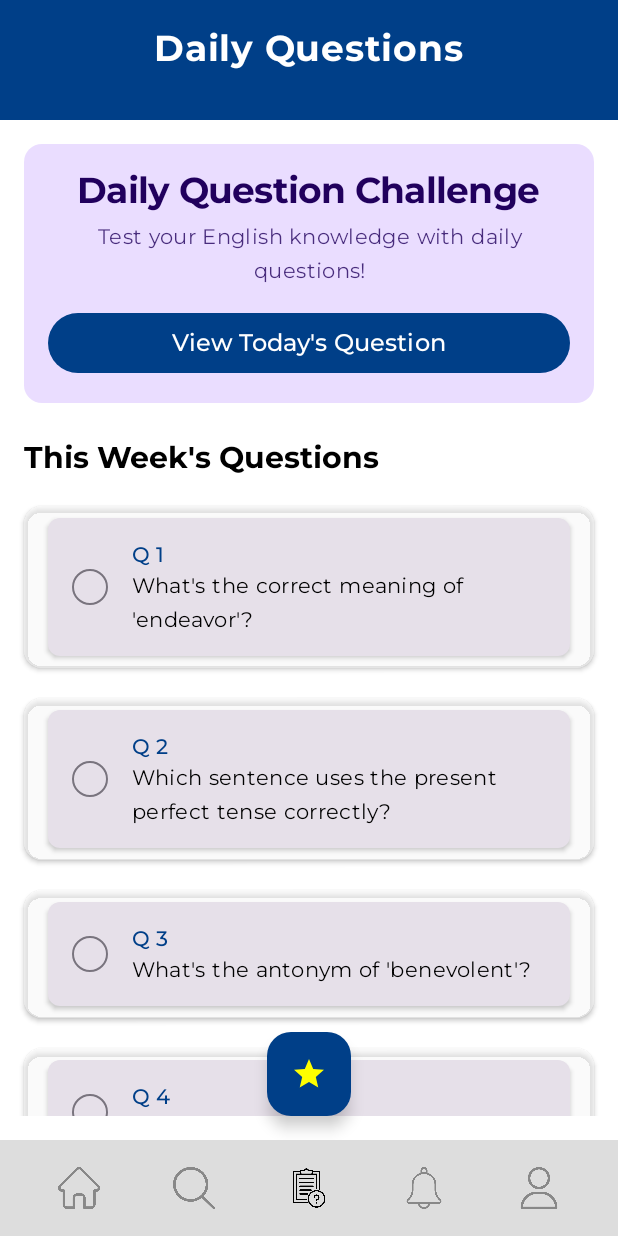
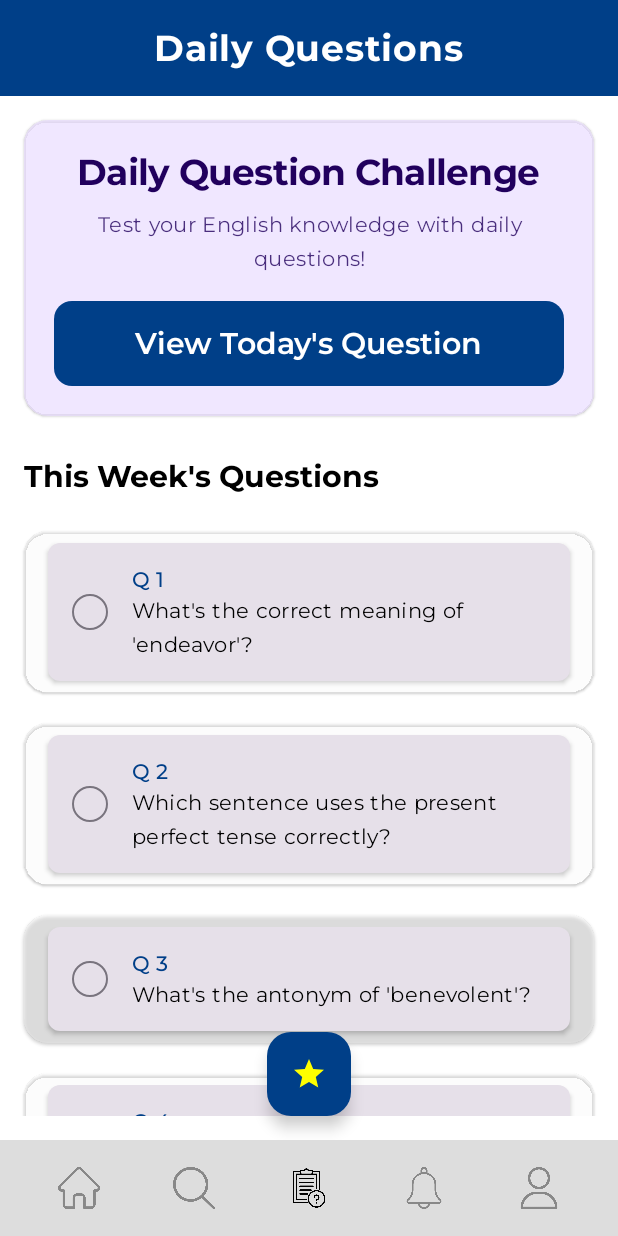
Before and after one commit to Criezzz/TheEnglishForum, an Android app built with Jetpack Compose: the DailyQuestionScreen screen opened through its navigation route, on a phone screen of 412 x 824 dp. Run offline under Robolectric (Android 15) with nearby library versions, the phone set to English and light mode, and no system bars.

Commit message:
UI fixes

```diff
--- a/app/src/main/java/com/example/hellothegioi/data/repository/ExamplePost.kt
+++ b/app/src/main/java/com/example/hellothegioi/data/repository/ExamplePost.kt
@@ -42,6 +42,7 @@ object ExamplePost {
             avatar = R.drawable.ic_user_avatar,
             ownerName = "John Doe",
             postTimeMillis = System.currentTimeMillis() - 3600 * 1000 * 1,
+            title = "Learning Methods",
             text = "Mọi người thích học qua phim hay nhạc hơn?",
             isDraft = false,
             likes = 5
@@ -63,7 +64,7 @@ object ExamplePost {
             avatar = R.drawable.ic_user_avatar,
             ownerName = "Davit",
             postTimeMillis = System.currentTimeMillis() - 3600 * 1000 * 4,
-            title = "Today's question!",
+            title = "Riddle Time",
             text = "What can you never see but is constantly right in front of you?",
             isDraft = false,
             likes = 2
@@ -72,6 +73,7 @@ object ExamplePost {
             avatar = R.drawable.ic_user_avatar,
             ownerName = "Trần Công",
             postTimeMillis = System.currentTimeMillis() - 3600 * 1000 * 4,
+            title = "Looking for English Centers",
             text = "Mọi người cho mình hỏi 1 số trung tâm tiếng anh uy tín với ạ!",
             image = R.drawable.image_test,
             isDraft = false,
@@ -90,6 +92,7 @@ object ExamplePost {
             avatar = R.drawable.ic_user_avatar,
             ownerName = "Michael",
             postTimeMillis = System.currentTimeMillis() - 3600 * 1000 * 4,
+            title = "Motivation Needed",
             text = "I am lazy to learn English",
             image = R.drawable.image_test,
             isDraft = false,
--- a/app/src/main/java/com/example/hellothegioi/ui/screens/CFInstructor.kt
+++ b/app/src/main/java/com/example/hellothegioi/ui/screens/CFInstructor.kt
@@ -96,8 +96,7 @@ fun CFInstructor(onNavigateToLogin: () -> Unit) {
                         containerColor = MaterialTheme.colorScheme.background,
                         titleContentColor = MaterialTheme.colorScheme.primary,
                         navigationIconContentColor = MaterialTheme.colorScheme.primary
-                    ),
-                    modifier = Modifier.height(80.dp)
+                    )
                 )
             }
         ) { paddingValues ->
--- a/app/src/main/java/com/example/hellothegioi/ui/screens/CommentScreen.kt
+++ b/app/src/main/java/com/example/hellothegioi/ui/screens/CommentScreen.kt
@@ -52,8 +52,7 @@ fun CommentScreen(post: Post, onBack: () -> Unit) {
                     containerColor = MaterialTheme.colorScheme.primary,
                     titleContentColor = MaterialTheme.colorScheme.onPrimary,
                     navigationIconContentColor = MaterialTheme.colorScheme.onPrimary
-                ),
-                modifier = Modifier.height(80.dp)
+                )
             )
         }
     ) { innerPadding ->
--- a/app/src/main/java/com/example/hellothegioi/ui/screens/DailyQuestionScreen.kt
+++ b/app/src/main/java/com/example/hellothegioi/ui/screens/DailyQuestionScreen.kt
@@ -1,12 +1,44 @@
 package com.example.hellothegioi.ui.screens
 
-import androidx.compose.foundation.BorderStroke
-import androidx.compose.foundation.layout.*
+//import perfetto.protos.UiState
+import androidx.compose.foundation.layout.Arrangement
+import androidx.compose.foundation.layout.Box
+import androidx.compose.foundation.layout.Column
+import androidx.compose.foundation.layout.Spacer
+import androidx.compose.foundation.layout.WindowInsets
+import androidx.compose.foundation.layout.fillMaxSize
+import androidx.compose.foundation.layout.fillMaxWidth
+import androidx.compose.foundation.layout.height
+import androidx.compose.foundation.layout.padding
+import androidx.compose.foundation.layout.statusBars
+import androidx.compose.foundation.layout.windowInsetsPadding
 import androidx.compose.foundation.lazy.LazyColumn
 import androidx.compose.foundation.lazy.items
 import androidx.compose.foundation.shape.RoundedCornerShape
-import androidx.compose.material3.*
-import androidx.compose.runtime.*
+import androidx.compose.material.icons.Icons
+import androidx.compose.material.icons.filled.Star
+import androidx.compose.material3.Button
+import androidx.compose.material3.ButtonDefaults
+import androidx.compose.material3.Card
+import androidx.compose.material3.CardDefaults
+import androidx.compose.material3.CenterAlignedTopAppBar
+import androidx.compose.material3.CircularProgressIndicator
+import androidx.compose.material3.ExperimentalMaterial3Api
+import androidx.compose.material3.FloatingActionButton
+import androidx.compose.material3.Icon
+import androidx.compose.material3.MaterialTheme
+import androidx.compose.material3.ModalBottomSheet
+import androidx.compose.material3.Scaffold
+import androidx.compose.material3.Text
+import androidx.compose.material3.TopAppBarDefaults
+import androidx.compose.material3.rememberModalBottomSheetState
+import androidx.compose.runtime.Composable
+import androidx.compose.runtime.collectAsState
+import androidx.compose.runtime.getValue
+import androidx.compose.runtime.mutableStateOf
+import androidx.compose.runtime.remember
+import androidx.compose.runtime.rememberCoroutineScope
+import androidx.compose.runtime.setValue
 import androidx.compose.ui.Alignment
 import androidx.compose.ui.Modifier
 import androidx.compose.ui.graphics.Color
@@ -14,13 +46,6 @@ import androidx.compose.ui.text.font.FontWeight
 import androidx.compose.ui.text.style.TextAlign
 import androidx.compose.ui.unit.dp
 import androidx.compose.ui.unit.sp
-import com.example.hellothegioi.ui.screens.TodayQuestionCard
-import com.example.hellothegioi.ui.screens.WeeklyQuestionItem
-import com.example.hellothegioi.ui.screens.QuestionViewModel_v2
-import kotlinx.coroutines.launch
-//import perfetto.protos.UiState
-import androidx.compose.material.icons.Icons
-import androidx.compose.material.icons.filled.Star
 import com.example.hellothegioi.data.model.Question
 
 @OptIn(ExperimentalMaterial3Api::class)
@@ -55,7 +80,9 @@ fun DailyQuestionScreen(
                     containerColor = MaterialTheme.colorScheme.primary,
                     titleContentColor = MaterialTheme.colorScheme.onPrimary
                 ),
-                modifier = Modifier.height(80.dp)
+                modifier = Modifier
+                    .windowInsetsPadding(WindowInsets.statusBars)
+                    .fillMaxWidth()
             )
         }
     ) { paddingValues ->
@@ -94,13 +121,17 @@ fun DailyQuestionScreen(
                                 .fillMaxWidth()
                                 .padding(bottom = 16.dp),
                             colors = CardDefaults.cardColors(
-                                containerColor = MaterialTheme.colorScheme.primaryContainer
-                            )
+                                containerColor = MaterialTheme.colorScheme.primaryContainer.copy(alpha = 0.7f)
+                            ),
+                            elevation = CardDefaults.cardElevation(
+                                defaultElevation = 1.dp
+                            ),
+                            shape = RoundedCornerShape(16.dp)
                         ) {
                             Column(
                                 modifier = Modifier
                                     .fillMaxWidth()
-                                    .padding(16.dp),
+                                    .padding(20.dp),
                                 horizontalAlignment = Alignment.CenterHorizontally
                             ) {
                                 Text(
@@ -110,7 +141,7 @@ fun DailyQuestionScreen(
                                     color = MaterialTheme.colorScheme.onPrimaryContainer
                                 )
 
-                                Spacer(modifier = Modifier.height(8.dp))
+                                Spacer(modifier = Modifier.height(12.dp))
 
                                 Text(
                                     text = "Test your English knowledge with daily questions!",
@@ -119,7 +150,7 @@ fun DailyQuestionScreen(
                                     color = MaterialTheme.colorScheme.onPrimaryContainer.copy(alpha = 0.8f)
                                 )
 
-                                Spacer(modifier = Modifier.height(16.dp))
+                                Spacer(modifier = Modifier.height(20.dp))
 
                                 Button(
                                     onClick = {
@@ -131,9 +162,14 @@ fun DailyQuestionScreen(
                                     colors = ButtonDefaults.buttonColors(
                                         containerColor = MaterialTheme.colorScheme.primary
                                     ),
-                                    modifier = Modifier.fillMaxWidth()
+                                    modifier = Modifier.fillMaxWidth(),
+                                    shape = RoundedCornerShape(12.dp)
                                 ) {
-                                    Text("View Today's Question")
+                                    Text(
+                                        "View Today's Question",
+                                        style = MaterialTheme.typography.titleMedium,
+                                        modifier = Modifier.padding(vertical = 8.dp)
+                                    )
                                 }
                             }
                         }
@@ -143,7 +179,7 @@ fun DailyQuestionScreen(
                             text = "This Week's Questions",
                             style = MaterialTheme.typography.titleMedium,
                             fontWeight = FontWeight.Bold,
-                            modifier = Modifier.padding(vertical = 8.dp)
+                            modifier = Modifier.padding(vertical = 12.dp)
                         )
 
                         LazyColumn(
@@ -156,10 +192,10 @@ fun DailyQuestionScreen(
                                         .fillMaxWidth()
                                         .padding(vertical = 4.dp),
                                     colors = CardDefaults.cardColors(
-                                        containerColor = MaterialTheme.colorScheme.surfaceVariant.copy(alpha = 0.5f)
+                                        containerColor = MaterialTheme.colorScheme.surfaceVariant.copy(alpha = 0.3f)
                                     ),
-                                    shape = RoundedCornerShape(12.dp),
-                                    elevation = CardDefaults.cardElevation(defaultElevation = 2.dp)
+                                    shape = RoundedCornerShape(16.dp),
+                                    elevation = CardDefaults.cardElevation(defaultElevation = 1.dp)
                                 ) {
                                     WeeklyQuestionItem(
                                         question = question,
--- a/app/src/main/java/com/example/hellothegioi/ui/screens/HelpScreen.kt
+++ b/app/src/main/java/com/example/hellothegioi/ui/screens/HelpScreen.kt
@@ -91,8 +91,7 @@ fun HelpScreen(onNavigateToLogin: () -> Unit = {}) {
                         containerColor = MaterialTheme.colorScheme.background,
                         titleContentColor = MaterialTheme.colorScheme.primary,
                         navigationIconContentColor = MaterialTheme.colorScheme.primary
-                    ),
-                    modifier = Modifier.height(80.dp)
+                    )
                 )
             }
         ) { paddingValues ->
--- a/app/src/main/java/com/example/hellothegioi/ui/screens/SearchScreen.kt
+++ b/app/src/main/java/com/example/hellothegioi/ui/screens/SearchScreen.kt
@@ -19,6 +19,7 @@ import androidx.compose.ui.unit.sp
 import com.example.hellothegioi.R
 import com.example.hellothegioi.data.repository.ExamplePost
 import com.example.hellothegioi.ui.componets.PostItemHorizontal
+import androidx.compose.foundation.layout.WindowInsets
 
 @OptIn(ExperimentalMaterial3Api::class)
 @Composable
@@ -60,7 +61,9 @@ fun SearchScreen() {
                     containerColor = MaterialTheme.colorScheme.primary,
                     titleContentColor = MaterialTheme.colorScheme.onPrimary
                 ),
-                modifier = Modifier.height(80.dp)
+                modifier = Modifier
+                    .windowInsetsPadding(WindowInsets.statusBars)
+                    .fillMaxWidth()
             )
         }
     ) { innerPadding ->
--- a/app/src/main/java/com/example/hellothegioi/ui/screens/SettingsScreen.kt
+++ b/app/src/main/java/com/example/hellothegioi/ui/screens/SettingsScreen.kt
@@ -59,8 +59,7 @@ fun SettingsScreen(
                     containerColor = primaryColor,
                     titleContentColor = Color.White,
                     navigationIconContentColor = Color.White
-                ),
-                modifier = Modifier.height(80.dp)
+                )
             )
         }
     ) { paddingValues ->
--- a/app/src/main/java/com/example/hellothegioi/ui/screens/UserProfileScreen.kt
+++ b/app/src/main/java/com/example/hellothegioi/ui/screens/UserProfileScreen.kt
@@ -58,8 +58,7 @@ fun UserProfileScreen(
                     containerColor = MaterialTheme.colorScheme.primary,
                     titleContentColor = MaterialTheme.colorScheme.onPrimary,
                     navigationIconContentColor = MaterialTheme.colorScheme.onPrimary
-                ),
-                modifier = Modifier.height(80.dp)
+                )
             )
         },
         snackbarHost = { SnackbarHost(hostState = snackbarHostState) }
```
Also changed, not shown: app/src/main/java/com/example/hellothegioi/ui/screens/HomeScreen.kt (+9 -2 lines), app/src/main/java/com/example/hellothegioi/ui/screens/NotificationScreen.kt (+6 -1 lines), app/src/main/java/com/example/hellothegioi/ui/screens/ProfileScreen.kt (+6 -1 lines).
